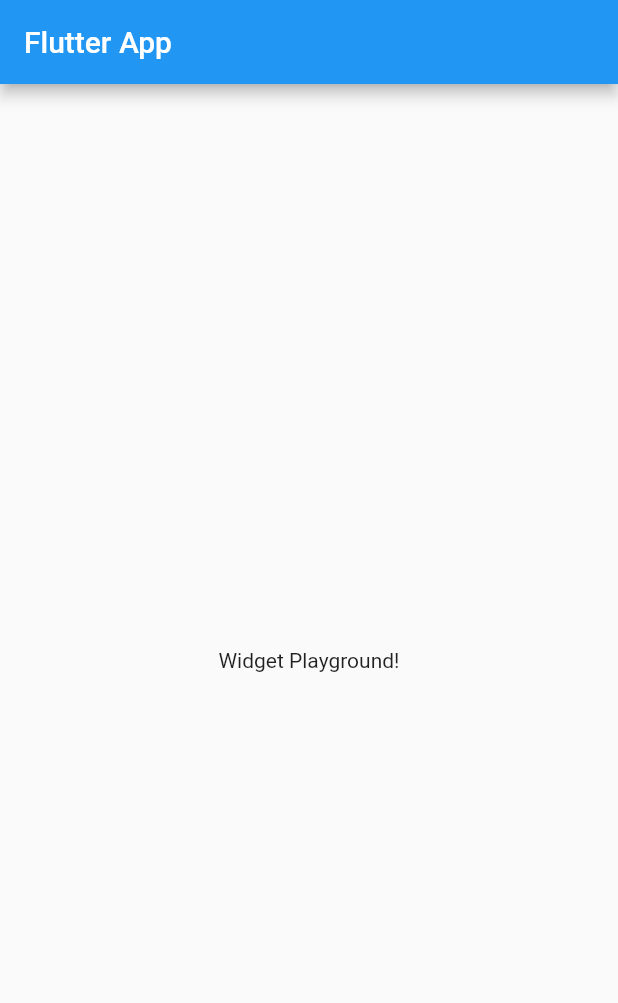
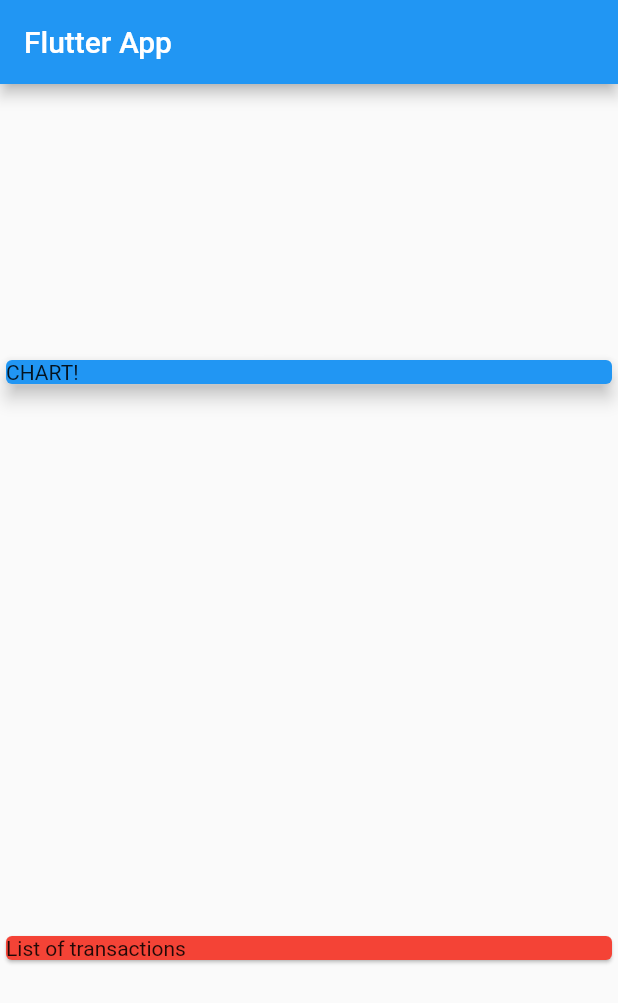
Before and after one commit to kareem0badawy/expenses_app, a Flutter app: the screen it shows after launch, on a phone screen of 412 x 824 dp. Shown: the top 1003 px of the screen. Run offline on Flutter 3.47's test engine with Material 2 defaults, Android fonts, the phone set to English and light mode, and no system bars.

Commit message:
LES-74 explain MainAxisAlignment & CrossAxisAlignment with Column and Row

```diff
--- a/lib/main.dart
+++ b/lib/main.dart
@@ -19,8 +19,23 @@ class MyHomePage extends StatelessWidget {
       appBar: AppBar(
         title: Text('Flutter App'),
       ),
-      body: Center(
-        child: Text('Widget Playground!'),
+      body: Column(
+        mainAxisAlignment: MainAxisAlignment.spaceAround,
+        crossAxisAlignment: CrossAxisAlignment.stretch,
+        children: <Widget>[
+          Container(
+            width: double.infinity,
+            child: Card(
+              color: Colors.blue,
+              child: Text('CHART!'),
+              elevation: 5,
+            ),
+          ),
+          Card(
+            color: Colors.red,
+            child: Text('List of transactions'),
+          ),
+        ],
       ),
     );
   }
```
